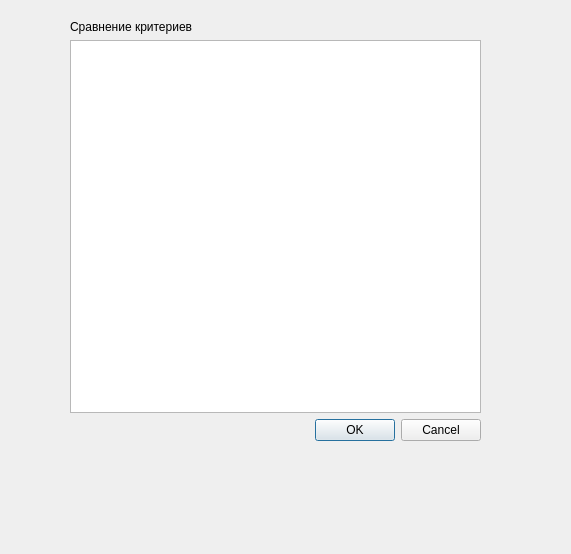
First picture: the form in trunk/core/src/ui/CompareCriteriaDialog.ui, repository braubergiag/decision-models, before the edit.
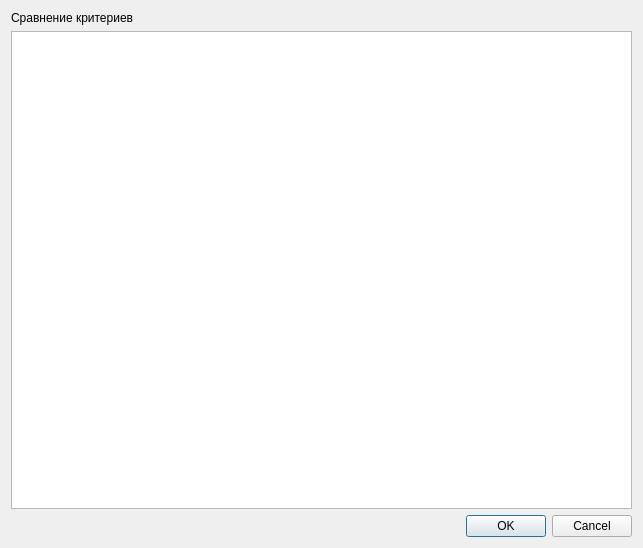
Second picture: the form after the edit.

What changed in the file:
```diff
--- a/trunk/core/src/ui/CompareCriteriaDialog.ui
+++ b/trunk/core/src/ui/CompareCriteriaDialog.ui
@@ -6,22 +6,15 @@
    <rect>
     <x>0</x>
     <y>0</y>
-    <width>571</width>
-    <height>554</height>
+    <width>643</width>
+    <height>548</height>
    </rect>
   </property>
   <property name="windowTitle">
    <string>CompareCriteriaDialog</string>
   </property>
-  <widget class="QWidget" name="">
-   <property name="geometry">
-    <rect>
-     <x>70</x>
-     <y>20</y>
-     <width>411</width>
-     <height>421</height>
-    </rect>
-   </property>
+  <layout class="QVBoxLayout" name="verticalLayout_2">
+   <item>
    <layout class="QVBoxLayout" name="verticalLayout">
     <item>
      <widget class="QLabel" name="label">
@@ -41,7 +34,8 @@
      </widget>
     </item>
    </layout>
-  </widget>
+   </item>
+  </layout>
  </widget>
  <resources/>
  <connections/>
```
Lines whose indentation alone changed are shown as unchanged.
